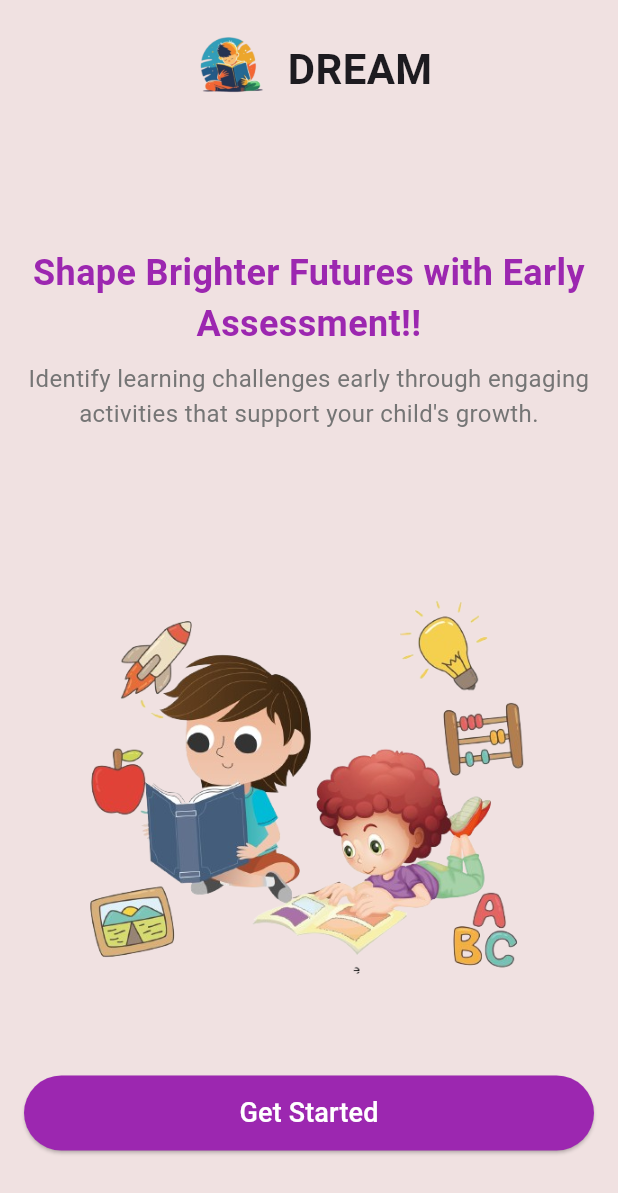
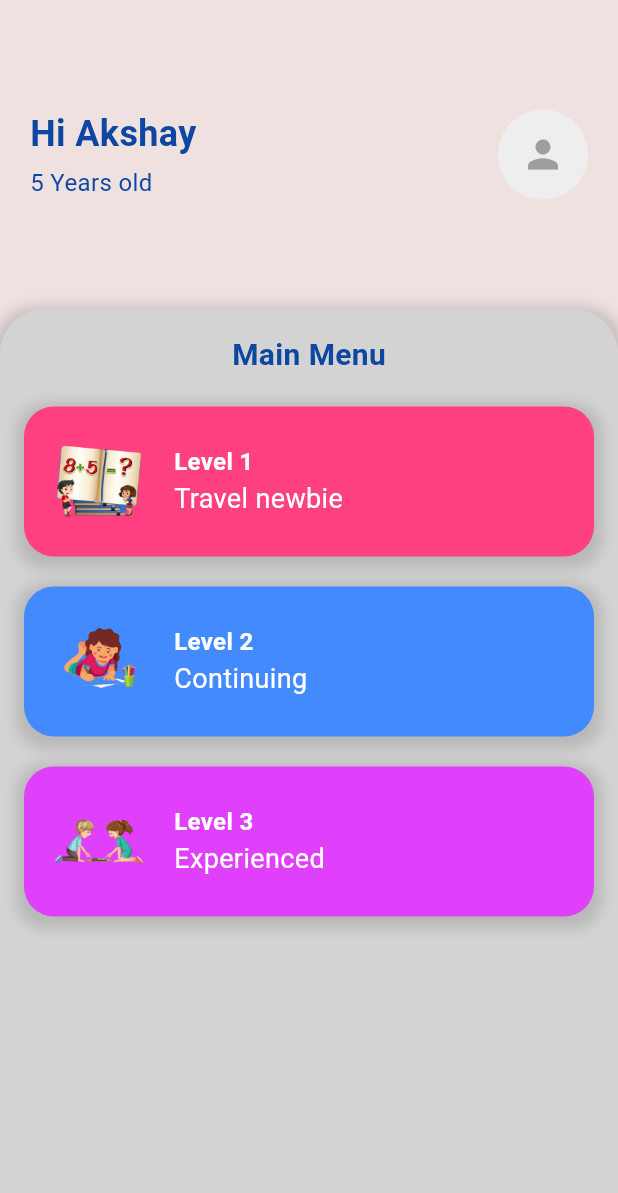
Before and after one commit to MinahilNaseer/DREAM, a Flutter app: the screen it shows after launch, on a phone screen of 412 x 824 dp. Shown: the top 1193 px of the screen. Run offline on Flutter 3.47's test engine with Material 3 defaults, Android fonts, the phone set to English and light mode, and no system bars.

Commit message:
main menu tasks made

```diff
--- a/lib/main.dart
+++ b/lib/main.dart
@@ -1,5 +1,6 @@
 import 'package:dream/screens/initialpage.dart';
 import 'package:dream/screens/loginpage.dart';
+import 'package:dream/screens/mainmenu.dart';
 import 'package:dream/screens/registerpage.dart';
 import 'package:flutter/material.dart';
 
@@ -20,7 +21,7 @@ class MyApp extends StatelessWidget {
         useMaterial3: true,
       ),
       debugShowCheckedModeBanner: false,
-      home: const InitialPage(),
+      home: MainMenu(),
     );
   }
 }
--- /dev/null
+++ b/lib/screens/mainmenu.dart
@@ -0,0 +1,123 @@
+import 'package:flutter/material.dart';
+import '../widgets/menu-widget.dart'; // Import the widget
+
+class MainMenu extends StatelessWidget {
+  const MainMenu({super.key});
+
+  @override
+  Widget build(BuildContext context) {
+    return Scaffold(
+      body: SafeArea(
+        child: Column(
+          children: [
+            // Upper part with user information, taking 25% of screen height
+            Container(
+              height: MediaQuery.of(context).size.height * 0.25, // 25% of screen height
+              width: double.infinity,
+              padding: const EdgeInsets.all(20.0),
+              child: Row(
+                crossAxisAlignment: CrossAxisAlignment.center,
+                mainAxisAlignment: MainAxisAlignment.center,
+                children: [
+                  Expanded(
+                    child: Column(
+                      crossAxisAlignment: CrossAxisAlignment.start,
+                      mainAxisAlignment: MainAxisAlignment.center,
+                      children: const [
+                        Text(
+                          "Hi Akshay",
+                          style: TextStyle(
+                            fontSize: 24,
+                            fontWeight: FontWeight.bold,
+                            color: Color(0xFF0D47A1), // Dark blue text for better contrast
+                          ),
+                        ),
+                        SizedBox(height: 4),
+                        Text(
+                          "5 Years old",
+                          style: TextStyle(
+                            fontSize: 16,
+                            color: Color(0xFF0D47A1), // Dark blue text for contrast
+                          ),
+                        ),
+                      ],
+                    ),
+                  ),
+                  CircleAvatar(
+                    radius: 30,
+                    backgroundColor: Colors.grey[200],
+                    child: Icon(
+                      Icons.person,
+                      size: 30,
+                      color: Colors.grey,
+                    ),
+                  ),
+                ],
+              ),
+            ),
+            // Lower container that starts right below the upper part
+            Expanded(
+              child: Container(
+                width: double.infinity,
+                padding: const EdgeInsets.all(16.0),
+                decoration: BoxDecoration(
+                  color: const Color(0xFFD3D3D3), // Soft grey for container
+                  borderRadius: const BorderRadius.only(
+                    topLeft: Radius.circular(30),
+                    topRight: Radius.circular(30),
+                  ),
+                  boxShadow: [
+                    BoxShadow(
+                      color: Colors.grey.withOpacity(0.5),
+                      spreadRadius: 5,
+                      blurRadius: 7,
+                      offset: const Offset(0, 3),
+                    ),
+                  ],
+                ),
+                child: SingleChildScrollView(
+                  child: Column(
+                    children: [
+                      const Text(
+                        "Main Menu",
+                        style: TextStyle(
+                          fontSize: 20,
+                          fontWeight: FontWeight.bold,
+                          color: Color(0xFF0D47A1),
+                        ),
+                      ),
+                      const SizedBox(height: 20),
+                      // First level card
+                      LevelCard(
+                        level: "Level 1",
+                        title: "Travel newbie",
+                        imageUrl: "assets/images/math-problem.png", // Local image asset
+                        color: Colors.pinkAccent,
+                      ),
+                      const SizedBox(height: 20),
+                      // Second level card
+                      LevelCard(
+                        level: "Level 2",
+                        title: "Continuing",
+                        imageUrl: "assets/images/writing-girl.png", // Local image asset
+                        color: Colors.blueAccent,
+                      ),
+                      const SizedBox(height: 20),
+                      // Third level card
+                      LevelCard(
+                        level: "Level 3",
+                        title: "Experienced",
+                        imageUrl: "assets/images/kids-playing-game.png", // Local image asset
+                        color: Colors.purpleAccent,
+                      ),
+                    ],
+                  ),
+                ),
+              ),
+            ),
+          ],
+        ),
+      ),
+    );
+  }
+}
--- /dev/null
+++ b/lib/widgets/menu-widget.dart
@@ -0,0 +1,68 @@
+import 'package:flutter/material.dart';
+
+// Define the LevelCard widget here
+class LevelCard extends StatelessWidget {
+  final String level;
+  final String title;
+  final String imageUrl;
+  final Color color;
+
+  const LevelCard({
+    Key? key,
+    required this.level,
+    required this.title,
+    required this.imageUrl,
+    required this.color,
+  }) : super(key: key);
+
+  @override
+  Widget build(BuildContext context) {
+    return Container(
+      padding: const EdgeInsets.all(20.0),
+      decoration: BoxDecoration(
+        color: color,
+        borderRadius: BorderRadius.circular(20),
+        boxShadow: [
+          BoxShadow(
+            color: Colors.grey.withOpacity(0.5),
+            spreadRadius: 5,
+            blurRadius: 7,
+            offset: const Offset(0, 3),
+          ),
+        ],
+      ),
+      child: Row(
+        children: [
+          // Image placeholder (using local assets)
+          Image.asset(
+            imageUrl,
+            height: 60,
+            width: 60,
+          ),
+          const SizedBox(width: 20),
+          // Level and title text
+          Column(
+            crossAxisAlignment: CrossAxisAlignment.start,
+            children: [
+              Text(
+                level,
+                style: const TextStyle(
+                  fontSize: 16,
+                  color: Colors.white,
+                  fontWeight: FontWeight.bold,
+                ),
+              ),
+              Text(
+                title,
+                style: const TextStyle(
+                  fontSize: 18,
+                  color: Colors.white,
+                ),
+              ),
+            ],
+          ),
+        ],
+      ),
+    );
+  }
+}
--- a/pubspec.yaml
+++ b/pubspec.yaml
@@ -64,6 +64,9 @@ flutter:
       - assets/images/
       - assets/images/—Pngtree—hand-painted cartoon images of children_4346171.png
       - assets/images/children_learning.png
+      - assets/images/kids-playing-game.png
+      - assets/images/math-problem.png
+      - assets/images/writing-girl.png
   #   - images/a_dot_burr.jpeg
   #   - images/a_dot_ham.jpeg
 
```
Also changed, not shown: assets/images/background-register.jpg (deleted), assets/images/kids-playing-game.png (added), assets/images/math-problem.png (added), assets/images/writing-girl.png (added), 1 other file.
